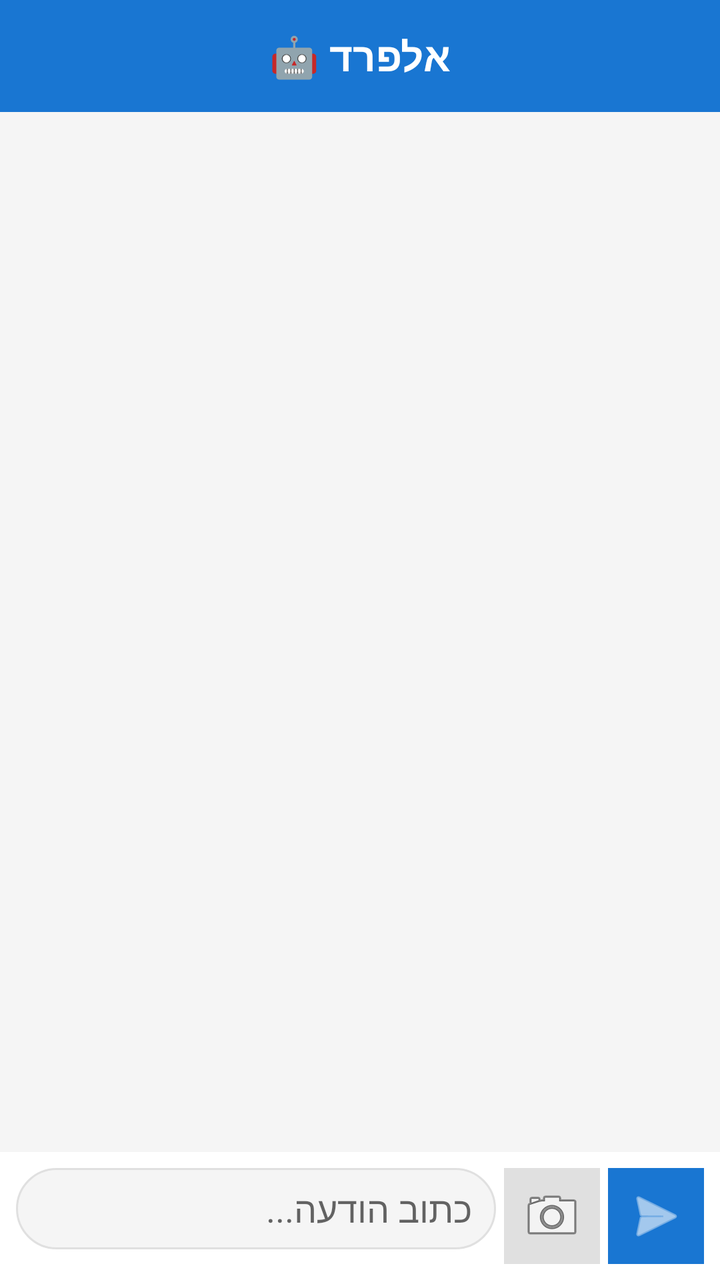
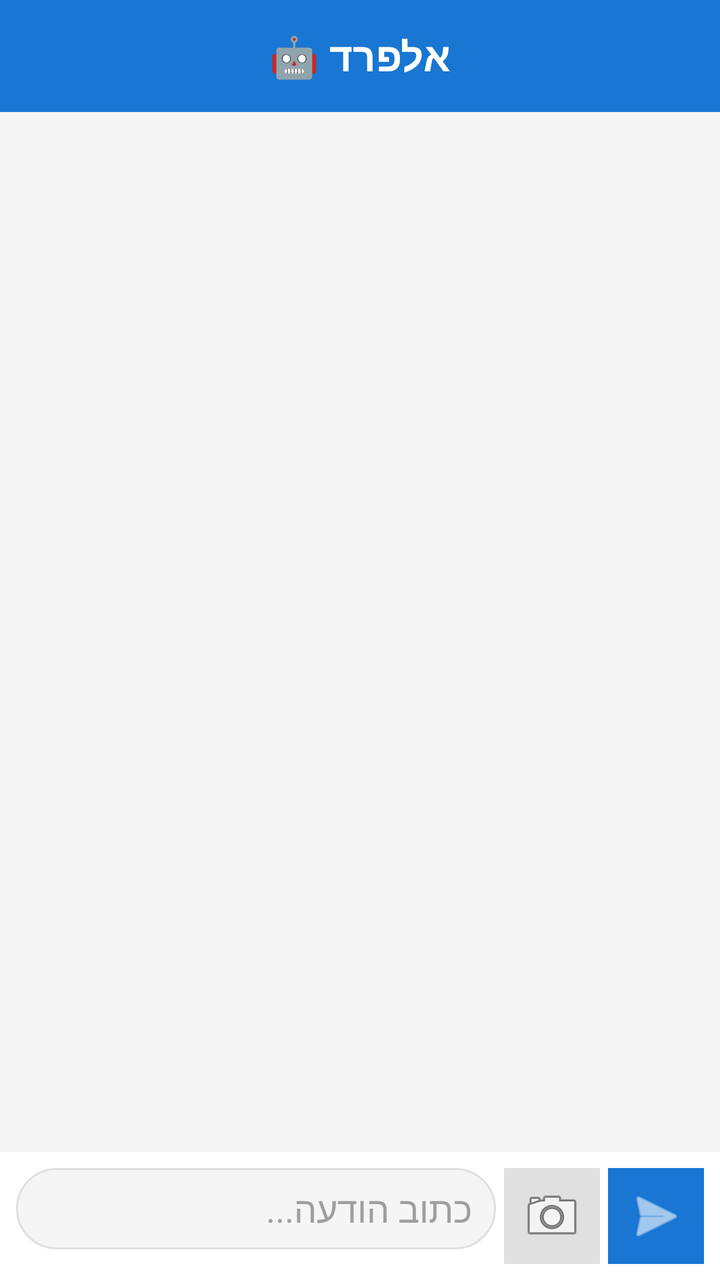

Before-and-after screenshots of an Android layout around one commit, followed by the original layout XML and the change that was made.
<!-- AndroidManifest.xml: application theme Theme.Alfred -->
<!-- res/layout/activity_main.xml -->
<?xml version="1.0" encoding="utf-8"?>
<LinearLayout xmlns:android="http://schemas.android.com/apk/res/android"
    android:layout_width="match_parent"
    android:layout_height="match_parent"
    android:orientation="vertical"
    android:background="#F5F5F5">

    <TextView
        android:layout_width="match_parent"
        android:layout_height="56dp"
        android:text="אלפרד 🤖"
        android:textSize="20sp"
        android:textStyle="bold"
        android:gravity="center"
        android:background="#1976D2"
        android:textColor="#FFFFFF" />

    <androidx.recyclerview.widget.RecyclerView
        android:id="@+id/rvChat"
        android:layout_width="match_parent"
        android:layout_height="0dp"
        android:layout_weight="1"
        android:padding="8dp"
        android:clipToPadding="false" />

    <LinearLayout
        android:layout_width="match_parent"
        android:layout_height="wrap_content"
        android:orientation="horizontal"
        android:padding="8dp"
        android:background="#FFFFFF">

        <EditText
            android:id="@+id/etInput"
            android:layout_width="0dp"
            android:layout_height="wrap_content"
            android:layout_weight="1"
            android:hint="כתוב הודעה..."
            android:hintTextColor="#9E9E9E"
            android:textColor="#212121"
            android:imeOptions="actionSend"
            android:inputType="textMultiLine|textCapSentences"
            android:maxLines="4"
            android:background="@drawable/input_background"
            android:paddingStart="12dp"
            android:paddingEnd="12dp"
            android:paddingTop="8dp"
            android:paddingBottom="8dp" />

        <ImageButton
            android:id="@+id/btnImage"
            android:layout_width="48dp"
            android:layout_height="48dp"
            android:layout_marginStart="4dp"
            android:src="@android:drawable/ic_menu_camera"
            android:background="#E0E0E0"
            android:contentDescription="תמונה" />

        <ImageButton
            android:id="@+id/btnSend"
            android:layout_width="48dp"
            android:layout_height="48dp"
            android:layout_marginStart="4dp"
            android:src="@android:drawable/ic_menu_send"
            android:background="#1976D2"
            android:tint="#FFFFFF"
            android:contentDescription="שלח" />

    </LinearLayout>

</LinearLayout>
<!-- resources referenced by this layout -->
<resources>
  <!-- drawable input_background (drawable) -->
  <?xml version="1.0" encoding="utf-8"?>
  <shape xmlns:android="http://schemas.android.com/apk/res/android">
      <solid android:color="#F5F5F5" />
      <corners android:radius="24dp" />
      <stroke android:width="1dp" android:color="#E0E0E0" />
  </shape>
  <style name="Theme.Alfred" parent="Theme.MaterialComponents.Light.NoActionBar">
          <item name="colorPrimary">#1976D2</item>
          <item name="colorPrimaryVariant">#1565C0</item>
          <item name="colorOnPrimary">#FFFFFF</item>
          <item name="android:windowBackground">#F5F5F5</item>
      </style>
</resources>

<!-- the commit's change to res/layout/activity_main.xml (unified diff, before → after) -->
@@ -36,7 +36,7 @@
             android:layout_height="wrap_content"
             android:layout_weight="1"
             android:hint="כתוב הודעה..."
-            android:hintTextColor="#9E9E9E"
+            android:textColorHint="#9E9E9E"
             android:textColor="#212121"
             android:imeOptions="actionSend"
             android:inputType="textMultiLine|textCapSentences"
